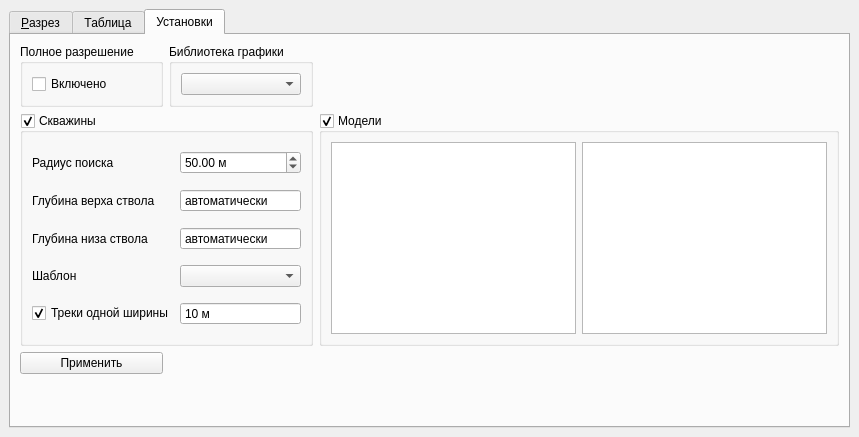
The window that ui/profiletool.ui (vvkond/CutTool_v3) describes before a commit, drawn with Qt 5.
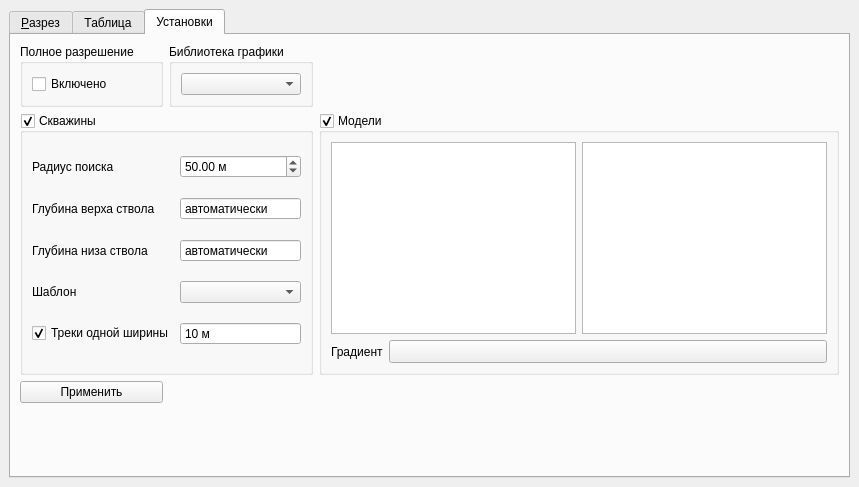
The same window after the commit. The open tabs and pages were chosen to show the change. Custom widgets are drawn as their Qt base class.

Patch:
```diff
--- a/ui/profiletool.ui
+++ b/ui/profiletool.ui
@@ -7,7 +7,7 @@
     <x>0</x>
     <y>0</y>
     <width>844</width>
-    <height>437</height>
+    <height>487</height>
    </rect>
   </property>
   <property name="locale">
@@ -473,6 +473,53 @@
            <item row="0" column="1">
             <widget class="QListWidget" name="propertyListWidget"/>
            </item>
+           <item row="0" column="0">
+            <widget class="QListWidget" name="modelListWidget"/>
+           </item>
+           <item row="1" column="0" colspan="2">
+            <widget class="QFrame" name="mRampFrame">
+             <property name="frameShape">
+              <enum>QFrame::NoFrame</enum>
+             </property>
+             <property name="frameShadow">
+              <enum>QFrame::Raised</enum>
+             </property>
+             <layout class="QHBoxLayout" name="mRampLayout1" stretch="0,0">
+              <property name="leftMargin">
+               <number>0</number>
+              </property>
+              <property name="topMargin">
+               <number>0</number>
+              </property>
+              <property name="rightMargin">
+               <number>0</number>
+              </property>
+              <property name="bottomMargin">
+               <number>0</number>
+              </property>
+              <item>
+               <widget class="QLabel" name="label_2">
+                <property name="text">
+                 <string>Градиент</string>
+                </property>
+               </widget>
+              </item>
+              <item>
+               <widget class="QgsColorRampButton" name="mColorRamp">
+                <property name="sizePolicy">
+                 <sizepolicy hsizetype="Expanding" vsizetype="Fixed">
+                  <horstretch>0</horstretch>
+                  <verstretch>0</verstretch>
+                 </sizepolicy>
+                </property>
+                <property name="text">
+                 <string/>
+                </property>
+               </widget>
+              </item>
+             </layout>
+            </widget>
+           </item>
           </layout>
          </widget>
         </item>
@@ -666,6 +713,14 @@
    </layout>
   </widget>
  </widget>
+ <customwidgets>
+  <customwidget>
+   <class>QgsColorRampButton</class>
+   <extends>QToolButton</extends>
+   <header>qgscolorrampbutton.h</header>
+   <container>1</container>
+  </customwidget>
+ </customwidgets>
  <resources/>
  <connections/>
 </ui>
```
Left out of the diff: 7 changed lines with no effect on the pictures.
